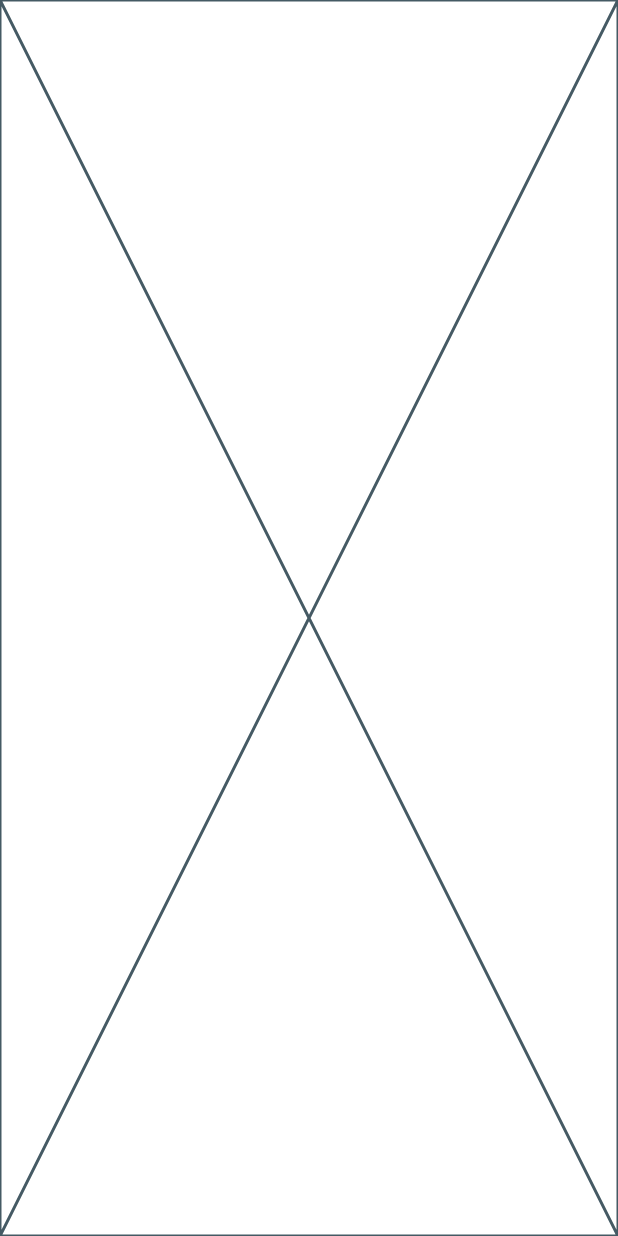
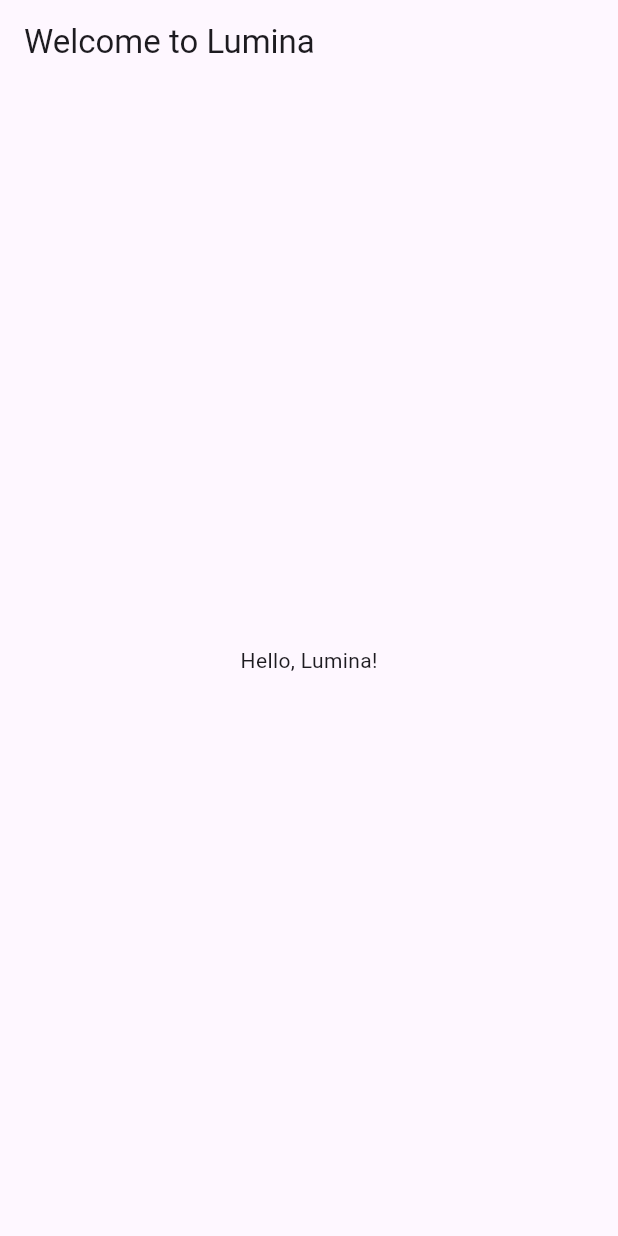
Before and after one commit to jakansha2001/lumina-app, a Flutter app: the screen it shows after launch, on a phone screen of 412 x 824 dp. Run offline on Flutter 3.47's test engine with Material 3 defaults, Android fonts, the light colour scheme and no system bars.

Commit message:
feat: update home widget to display welcome message and app bar

```diff
--- a/lib/main.dart
+++ b/lib/main.dart
@@ -16,7 +16,14 @@
         brightness: Brightness.light,
         useMaterial3: true,
       ),
-      home: const Placeholder(),
+      home: Scaffold(
+        appBar: AppBar(
+          title: const Text('Welcome to Lumina'),
+        ),
+        body: const Center(
+          child: Text('Hello, Lumina!'),
+        ),
+      ),
     );
   }
 }
```
